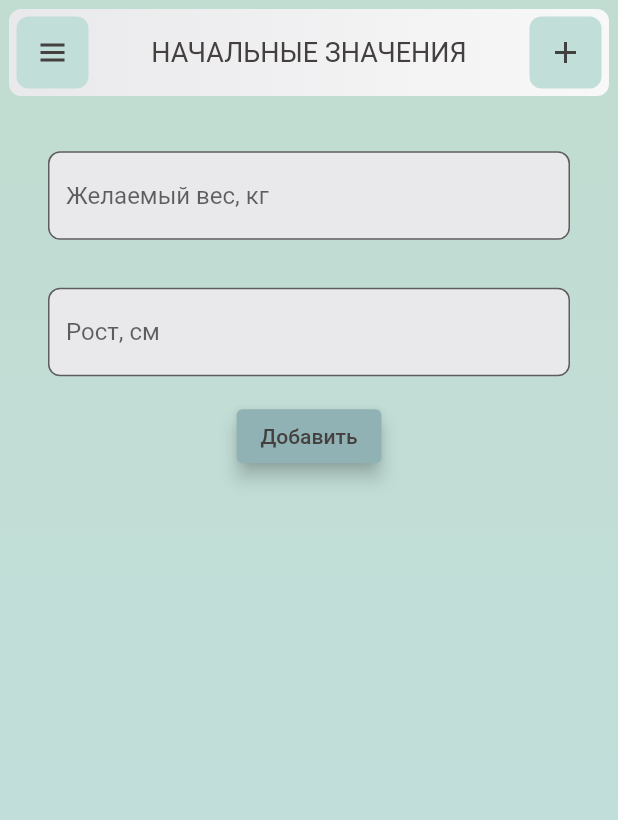
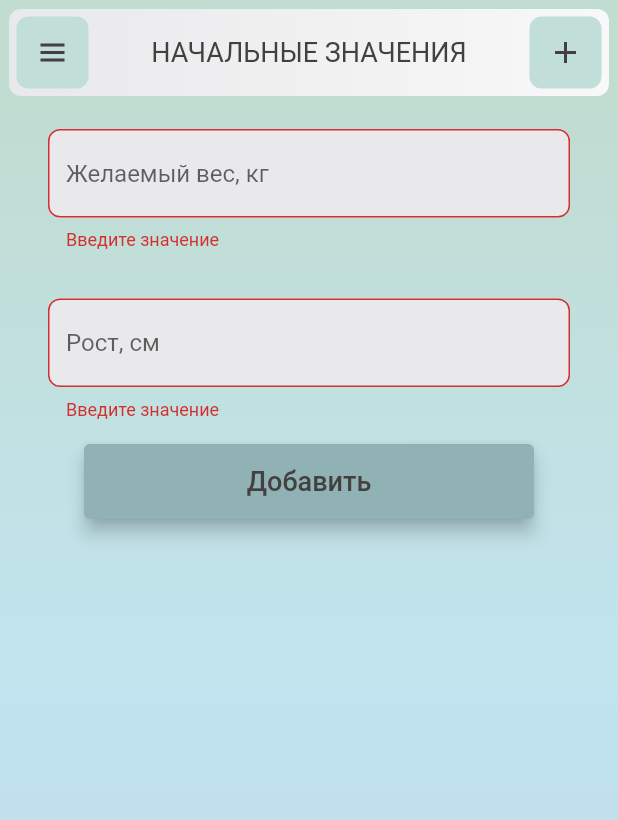
Before and after one commit to Graaggas/CtrlWeight, a Flutter app: the StartValuesScreen screen opened by its route, after a tap on "Добавить", on a phone screen of 412 x 824 dp. Shown: the top 820 px of the screen. Run offline on Flutter 3.47's test engine with Material 2 defaults, Android fonts, the phone set to English and light mode, and no system bars; our stand-ins replace flutter_boxicons, flutter_riverpod, getwidget, google_fonts, hive; accounts and stored records are empty; generated files the repository leaves out were written again; Roboto replaces fonts that are missing (Play).

Commit message:
dashboard 01

```diff
--- a/lib/intro_screens/intro_screen.dart
+++ b/lib/intro_screens/intro_screen.dart
@@ -41,7 +41,7 @@ class _IntroScreenState extends State<IntroScreen> {
                       colorBackgroindGradientEnd,
                     ],
                     begin: const FractionalOffset(0.0, 0.0),
-                    end: const FractionalOffset(0.0, 4.0),
+                    end: const FractionalOffset(0.0, 1.0),
                     // stops: [0.0, 1.0],
                     tileMode: TileMode.clamp,
                   ),
@@ -63,7 +63,7 @@ class _IntroScreenState extends State<IntroScreen> {
                         colorBackgroindGradientEnd,
                       ],
                       begin: const FractionalOffset(0.0, 0.0),
-                      end: const FractionalOffset(0.0, 4.0),
+                      end: const FractionalOffset(0.0, 1.0),
                       // stops: [0.0, 1.0],
                       tileMode: TileMode.clamp,
                     ),
@@ -84,7 +84,7 @@ class _IntroScreenState extends State<IntroScreen> {
                         colorBackgroindGradientEnd,
                       ],
                       begin: const FractionalOffset(0.0, 0.0),
-                      end: const FractionalOffset(0.0, 4.0),
+                      end: const FractionalOffset(0.0, 1.0),
                       // stops: [0.0, 1.0],
                       tileMode: TileMode.clamp,
                     ),
--- a/lib/lading_page.dart
+++ b/lib/lading_page.dart
@@ -1,3 +1,4 @@
+import 'package:ctrl_weight/dashboard/dashboard.dart';
 import 'package:ctrl_weight/intro_screens/intro_screen.dart';
 import 'package:ctrl_weight/provider_models/firstflagmeeting_provider.dart';
 import 'package:flutter/material.dart';
@@ -17,7 +18,7 @@ class LandingPage extends ConsumerWidget {
       // appBar: AppBar(),
       body: Center(
         child: futureFlag.map(
-          data: (data) => data.value ? IntroScreen() : Text("FALSE. Dashboard"),
+          data: (data) => data.value ? IntroScreen() : DashboardScreen(),
           loading: (_) => CircularProgressIndicator(),
           error: (message) => Text(message.error),
         ),
--- a/lib/main.dart
+++ b/lib/main.dart
@@ -1,3 +1,4 @@
+import 'package:ctrl_weight/dashboard/dashboard.dart';
 import 'package:ctrl_weight/hive_models/models.dart';
 import 'package:ctrl_weight/intro_screens/intro_screen.dart';
 import 'package:ctrl_weight/lading_page.dart';
@@ -28,6 +29,7 @@ class MyApp extends StatelessWidget {
         '/': (context)=>LandingPage(),
         '/intro_screen': (context) => IntroScreen(),
         '/start_values_screen': (context) => StartValuesScreen(),
+        '/dashboard_screen': (context)=> DashboardScreen(),
       },
       title: 'Ctrl+Weight',
       debugShowCheckedModeBanner: false,
--- a/lib/misc/colors.dart
+++ b/lib/misc/colors.dart
@@ -9,3 +9,6 @@ final colorBackgroindGradientEnd = Color(0xFFBFD5EB);
 final colorTextIcons = Color(0xFF444040);
 final colorButtons = Color(0xFF91b2b4);
 final colorTextInPanels = Color(0xFF414A49);
+final colorTextInWhitePanels = Color(0xFF7c8b89);
+final colorGreenDiff = Color(0xFFaeecc3);
+final colorRedDiff = Color(0xFFecaeae);
--- a/lib/misc/customAppBar.dart
+++ b/lib/misc/customAppBar.dart
@@ -5,16 +5,16 @@ import 'package:google_fonts/google_fonts.dart';
 
 class MyCustomAppBar extends StatelessWidget implements PreferredSizeWidget {
   final double height;
+  final String header;
 
   const MyCustomAppBar({
     Key key,
-    @required this.height,
+    @required this.height, this.header,
   }) : super(key: key);
 
   @override
   Widget build(BuildContext context) {
-    return Column(
-      children: [
+    return
         Container(
           decoration: BoxDecoration(
               // gradient: LinearGradient(
@@ -69,7 +69,7 @@ class MyCustomAppBar extends StatelessWidget implements PreferredSizeWidget {
                           right: 8.0,
                         ),
                         child: Text(
-                          "НАЧАЛЬНЫЕ ЗНАЧЕНИЯ",
+                          header,
                           textAlign: TextAlign.center,
                           style: GoogleFonts.play(
                             color: colorTextIcons,
@@ -92,8 +92,7 @@ class MyCustomAppBar extends StatelessWidget implements PreferredSizeWidget {
               ]),
             ),
           ),
-        ),
-      ],
+
     );
   }
 
--- a/lib/start_values_screen/start_values_screen.dart
+++ b/lib/start_values_screen/start_values_screen.dart
@@ -1,7 +1,10 @@
 import 'package:ctrl_weight/misc/colors.dart';
 import 'package:ctrl_weight/misc/customAppBar.dart';
+import 'package:ctrl_weight/provider_models/firstflagmeeting_provider.dart';
+import 'package:ctrl_weight/provider_models/weight_provider.dart';
 import 'package:flutter/material.dart';
 import 'package:flutter/services.dart';
+import 'package:flutter_riverpod/flutter_riverpod.dart';
 import 'package:google_fonts/google_fonts.dart';
 
 class StartValuesScreen extends StatefulWidget {
@@ -10,16 +13,28 @@ class StartValuesScreen extends StatefulWidget {
 }
 
 class _StartValuesScreenState extends State<StartValuesScreen> {
+  final textWeightController = TextEditingController();
+  final textHeightController = TextEditingController();
+
+  static GlobalKey<FormState> _formKey = new GlobalKey<FormState>();
+
+  @override
+  void dispose() {
+    textHeightController.dispose();
+    textWeightController.dispose();
+    super.dispose();
+  }
+
   @override
   Widget build(BuildContext context) {
     final size = MediaQuery.of(context).size;
-    final _formKey = GlobalKey<FormState>();
 
     return SafeArea(
       child: Scaffold(
         backgroundColor: colorBackgroindGradientStart,
         appBar: MyCustomAppBar(
-          height: size.height * 0.103,
+          height: size.height * 0.2,
+          header: "НАЧАЛЬНЫЕ ЗНАЧЕНИЯ",
         ),
         body: Container(
           decoration: BoxDecoration(
@@ -30,11 +45,13 @@ class _StartValuesScreenState extends State<StartValuesScreen> {
                 colorBackgroindGradientEnd,
               ],
               begin: const FractionalOffset(0.0, 0.0),
-              end: const FractionalOffset(0.0, 4.0),
+              end: const FractionalOffset(0.0, 1.0),
               // stops: [0.0, 1.0],
               tileMode: TileMode.clamp,
             ),
           ),
+          child: Form(
+            key: _formKey,
             child: Column(
               children: [
                 Padding(
@@ -45,6 +62,7 @@ class _StartValuesScreenState extends State<StartValuesScreen> {
                     bottom: 16,
                   ),
                   child: TextFormField(
+                    controller: textWeightController,
                     validator: (value) {
                       if (value == null || value.isEmpty) {
                         return "Введите значение";
@@ -52,10 +70,15 @@ class _StartValuesScreenState extends State<StartValuesScreen> {
                       return null;
                     },
                     inputFormatters: [
-                    FilteringTextInputFormatter.allow(RegExp(r"^\d+\.?\d{0,2}"))
+                      FilteringTextInputFormatter.allow(
+                          RegExp(r"^\d+\.?\d{0,2}"))
                     ],
                     keyboardType: TextInputType.number,
                     decoration: InputDecoration(
+                      enabledBorder: OutlineInputBorder(
+                        borderSide: BorderSide(
+                            color: Colors.white, width: 0),
+                      ),
                       focusColor: Colors.blue,
                       border: OutlineInputBorder(
                         borderRadius: BorderRadius.circular(8),
@@ -77,6 +100,7 @@ class _StartValuesScreenState extends State<StartValuesScreen> {
                     bottom: 16,
                   ),
                   child: TextFormField(
+                    controller: textHeightController,
                     validator: (value) {
                       if (value == null || value.isEmpty) {
                         return "Введите значение";
@@ -84,10 +108,15 @@ class _StartValuesScreenState extends State<StartValuesScreen> {
                       return null;
                     },
                     inputFormatters: [
-                    FilteringTextInputFormatter.allow(RegExp(r"^\d+\.?\d{0,2}"))
+                      FilteringTextInputFormatter.allow(
+                          RegExp(r"^\d+\.?\d{0,2}"))
                     ],
                     keyboardType: TextInputType.number,
                     decoration: InputDecoration(
+                      enabledBorder: OutlineInputBorder(
+                        borderSide: BorderSide(
+                            color: Colors.white, width: 0),
+                      ),
                       focusColor: Colors.blue,
                       border: OutlineInputBorder(
                         borderRadius: BorderRadius.circular(8),
@@ -101,21 +130,46 @@ class _StartValuesScreenState extends State<StartValuesScreen> {
                     ),
                   ),
                 ),
-              ElevatedButton(
+                ConstrainedBox(
+                  constraints: BoxConstraints.tightFor(width: 300, height: 50),
+                  child: Consumer(
+                    builder: (context, watch, child) {
+                      return ElevatedButton(
                         style: ElevatedButton.styleFrom(
                             elevation: 5, primary: colorButtons),
-                onPressed: () {},
+                        onPressed: () {
+                          if (_formKey.currentState.validate()) {
+                            //* save data via provider and go to dashboard
+                            final providerWeight = watch(weightProvider);
+                            final flagProvider = watch(getFlagProvider);
+                            providerWeight.saveWantedWeight(
+                                double.parse(textWeightController.text));
+                            flagProvider.changeFlag();
+                            //TODO add saving height
+                            Navigator.pushReplacementNamed(
+                                context, "/dashboard_screen");
+
+
+                          } else {
+                            //* do nothing
+                          }
+                        },
                         child: Text(
                           "Добавить",
                           style: GoogleFonts.play(
                             color: colorTextIcons,
+                            fontSize: 18,
                           ),
+                        ),
+                      );
+                    },
                   ),
                 ),
               ],
             ),
           ),
         ),
+      ),
     );
   }
 }
```
Also changed, not shown: lib/dashboard/dashboard.dart (added, +128 -0 lines), lib/provider_models/weight_provider.dart (added, +22 -0 lines), lib/services/database.dart (+38 -27 lines). Lines whose indentation alone changed are shown as unchanged.
